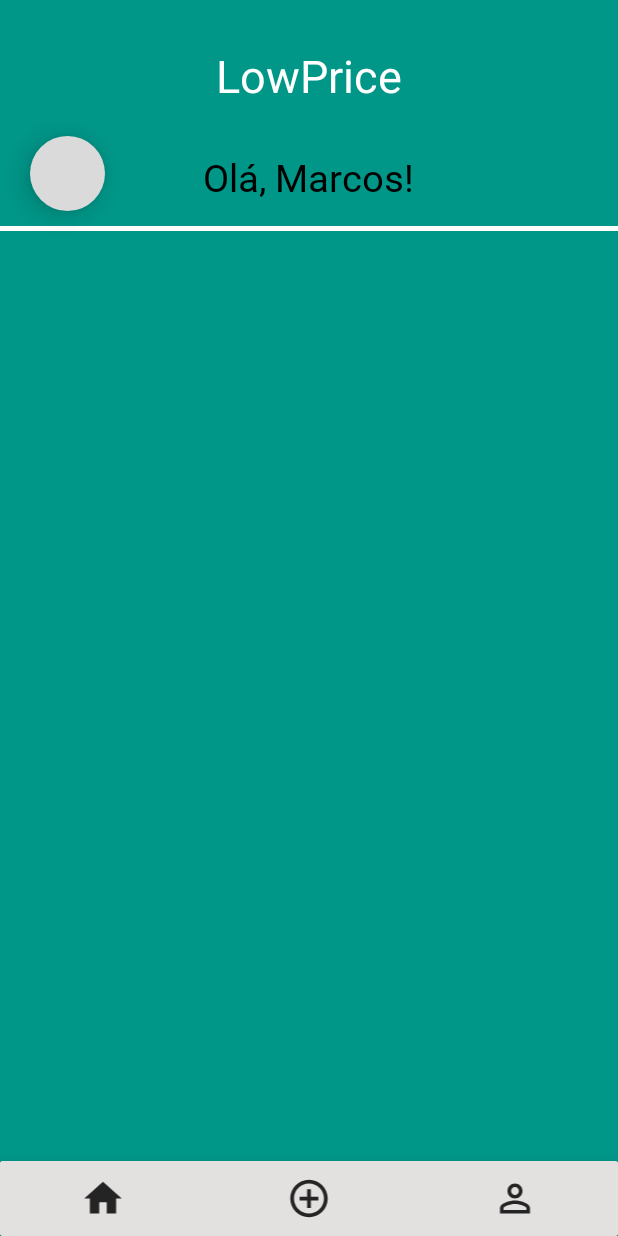
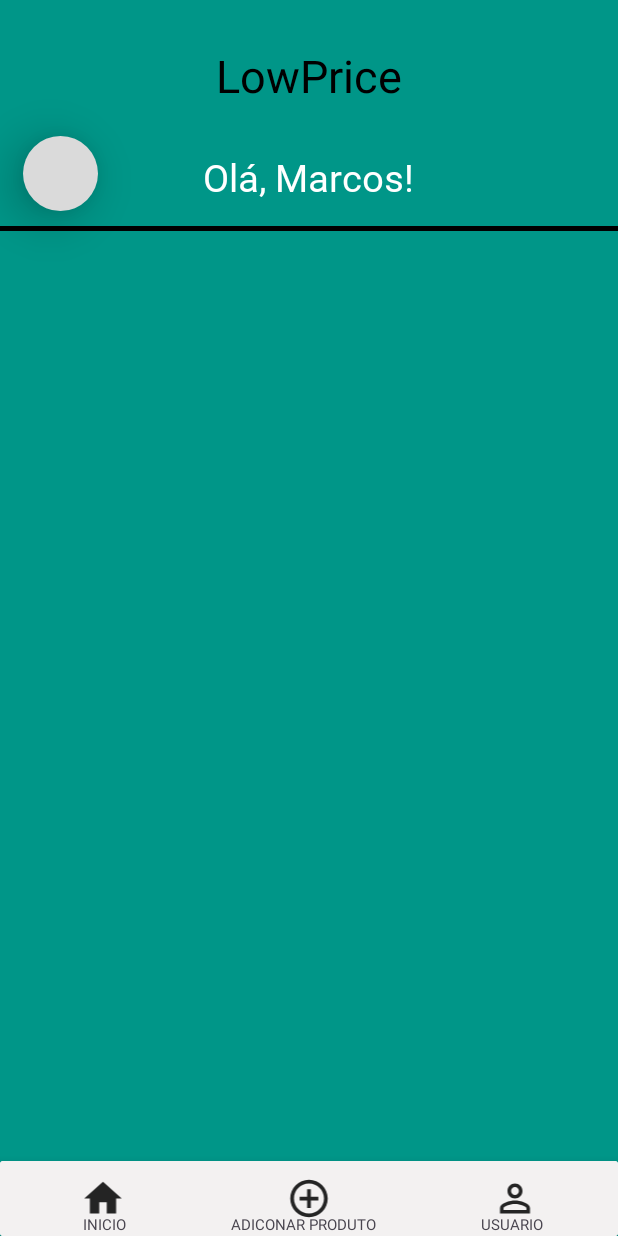
Before and after one commit to MarcosuelEsperidiao/Promo-app, an Android app: the layout_user screen opened directly, with no data from a screen before it, on a phone screen of 412 x 824 dp. Run offline under Robolectric (Android 15) with nearby library versions, the phone set to English and light mode, and no system bars; Roboto replaces fonts that are not available here; 1 statement that could not run was skipped.

Commit message:
update_user_layout

```diff
--- a/app/build.gradle.kts
+++ b/app/build.gradle.kts
@@ -1,6 +1,7 @@
 plugins {
     alias(libs.plugins.android.application)
     alias(libs.plugins.jetbrains.kotlin.android)
+
 }
 
 android {
@@ -57,6 +58,7 @@ dependencies {
     // OkHttp Logging Interceptor (opcional)
     implementation("com.squareup.okhttp3:okhttp:4.9.0")
     implementation("com.squareup.okhttp3:logging-interceptor:4.9.0")
+    implementation(libs.firebase.auth.ktx)
 
     testImplementation(libs.junit)
     androidTestImplementation(libs.androidx.junit)
--- a/app/src/main/res/layout/activity_add_product.xml
+++ b/app/src/main/res/layout/activity_add_product.xml
@@ -43,9 +43,9 @@
         android:id="@+id/text_locario"
         android:layout_width="match_parent"
         android:layout_height="100dp"
+
         android:gravity="center"
         android:textColor="@color/white"
-        android:inputType="text"
         android:layout_below="@id/text_location"
         android:layout_marginStart="30dp"
         android:layout_marginEnd="30dp"
@@ -70,7 +70,7 @@
         android:layout_centerHorizontal="true"
         android:gravity="center"
         android:maxLines="1"
-        android:inputType="number"
+        android:inputType="numberDecimal"
         android:textColor="@color/white"
         android:layout_marginStart="30dp"
         android:layout_marginTop="10dp"
--- a/app/src/main/res/layout/activity_layout_user.xml
+++ b/app/src/main/res/layout/activity_layout_user.xml
@@ -16,15 +16,15 @@
         android:layout_marginTop="30dp"
         android:fontFamily="@font/allerta"
         android:text="@string/lowprice"
-        android:textColor="@color/white"
+        android:textColor="@color/black"
         android:textSize="30sp" />
 
     <ImageView
         android:id="@+id/img_perfil"
         android:layout_below="@id/text_prices"
         android:layout_marginTop="20dp"
-        android:layout_marginStart="20dp"
-        android:elevation="10dp"
+        android:layout_marginStart="15dp"
+        android:elevation="20dp"
         android:background="@drawable/rounded_background"
         android:layout_width="50dp"
         android:layout_height="50dp"/>
@@ -38,14 +38,14 @@
         android:fontFamily="@font/amiko"
         android:padding="10dp"
         android:text="Olá, Marcos!"
-        android:textColor="@color/black"
+        android:textColor="@color/white"
         android:textSize="25sp" />
 
     <View
         android:id="@+id/text_view"
         android:layout_marginTop="80dp"
         android:layout_below="@id/text_prices"
-        android:background="@color/white"
+        android:background="@color/black"
         android:layout_width="match_parent"
         android:layout_height="3dp"/>
 
@@ -84,13 +84,14 @@
         android:background="#000000">
 
         <LinearLayout
-            android:background="#E3E0E0"
             android:layout_width="match_parent"
             android:layout_height="50dp"
+            android:background="#F3F1F1"
             android:orientation="horizontal"
             android:padding="10dp">
 
             <ImageView
+                android:id="@+id/icon_home"
                 android:layout_width="0dp"
                 android:layout_height="match_parent"
                 android:layout_weight="1"
@@ -114,6 +115,43 @@
                 android:src="@drawable/baseline_person_outline_24" />
 
         </LinearLayout>
+        <LinearLayout
+            android:layout_marginTop="35dp"
+            android:orientation="horizontal"
+            android:layout_width="match_parent"
+            android:layout_height="wrap_content">
+
+            <TextView
+                android:id="@+id/txt_start"
+                android:text="INICIO"
+                android:layout_weight="1"
+                android:textSize="10sp"
+                android:layout_marginStart="20dp"
+                android:textAlignment="center"
+                android:layout_width="wrap_content"
+                android:layout_height="wrap_content"/>
+
+            <TextView
+                android:id="@+id/txt_add_product"
+                android:text="ADICONAR PRODUTO"
+                android:textAlignment="center"
+                android:textSize="10sp"
+                android:layout_weight="1"
+                android:layout_width="wrap_content"
+                android:layout_height="wrap_content"/>
+
+            <TextView
+                android:id="@+id/txt_user"
+                android:text="USUARIO"
+                android:layout_marginEnd="15dp"
+                android:textAlignment="center"
+                android:textSize="10sp"
+                android:layout_weight="1"
+                android:layout_width="wrap_content"
+                android:layout_height="wrap_content"/>
+
+
+        </LinearLayout>
     </androidx.cardview.widget.CardView>
 
 
--- a/app/src/main/res/values/preloaded_fonts.xml
+++ b/app/src/main/res/values/preloaded_fonts.xml
@@ -4,6 +4,7 @@
         <item>@font/allerta</item>
         <item>@font/allerta_stencil</item>
         <item>@font/amiko</item>
+        <item>@font/archivo_black</item>
         <item>@font/beth_ellen</item>
     </array>
 </resources>
--- a/gradle/libs.versions.toml
+++ b/gradle/libs.versions.toml
@@ -12,6 +12,7 @@ constraintlayout = "2.1.4"
 playServicesLocation = "21.3.0"
 cameraView = "1.3.4"
 playServicesAnalyticsImpl = "18.1.0"
+firebaseAuthKtx = "23.0.0"
 
 [libraries]
 androidx-core-ktx = { group = "androidx.core", name = "core-ktx", version.ref = "coreKtx" }
@@ -25,6 +26,7 @@ androidx-constraintlayout = { group = "androidx.constraintlayout", name = "const
 play-services-location = { group = "com.google.android.gms", name = "play-services-location", version.ref = "playServicesLocation" }
 androidx-camera-view = { group = "androidx.camera", name = "camera-view", version.ref = "cameraView" }
 play-services-analytics-impl = { group = "com.google.android.gms", name = "play-services-analytics-impl", version.ref = "playServicesAnalyticsImpl" }
+firebase-auth-ktx = { group = "com.google.firebase", name = "firebase-auth-ktx", version.ref = "firebaseAuthKtx" }
 
 [plugins]
 android-application = { id = "com.android.application", version.ref = "agp" }
```
Also changed, not shown: app/src/main/AndroidManifest.xml (+10 -3 lines), app/src/main/java/com/example/lowprice/MainActivity.kt (+51 -4 lines), app/src/main/java/com/example/lowprice/VerifyCodeActivity/VerifyCodeActivity.kt (deleted, +0 -21 lines), app/src/main/java/com/example/lowprice/layout_user.kt (+7 -3 lines), app/src/main/java/com/example/lowprice/user_creat.kt (+47 -3 lines), app/src/main/res/layout/activity_main.xml (+15 -14 lines), app/src/main/res/layout/activity_verify_code.xml (deleted, +0 -10 lines), app/src/main/res/layout/product_item.xml (+18 -12 lines), 3 other files.
